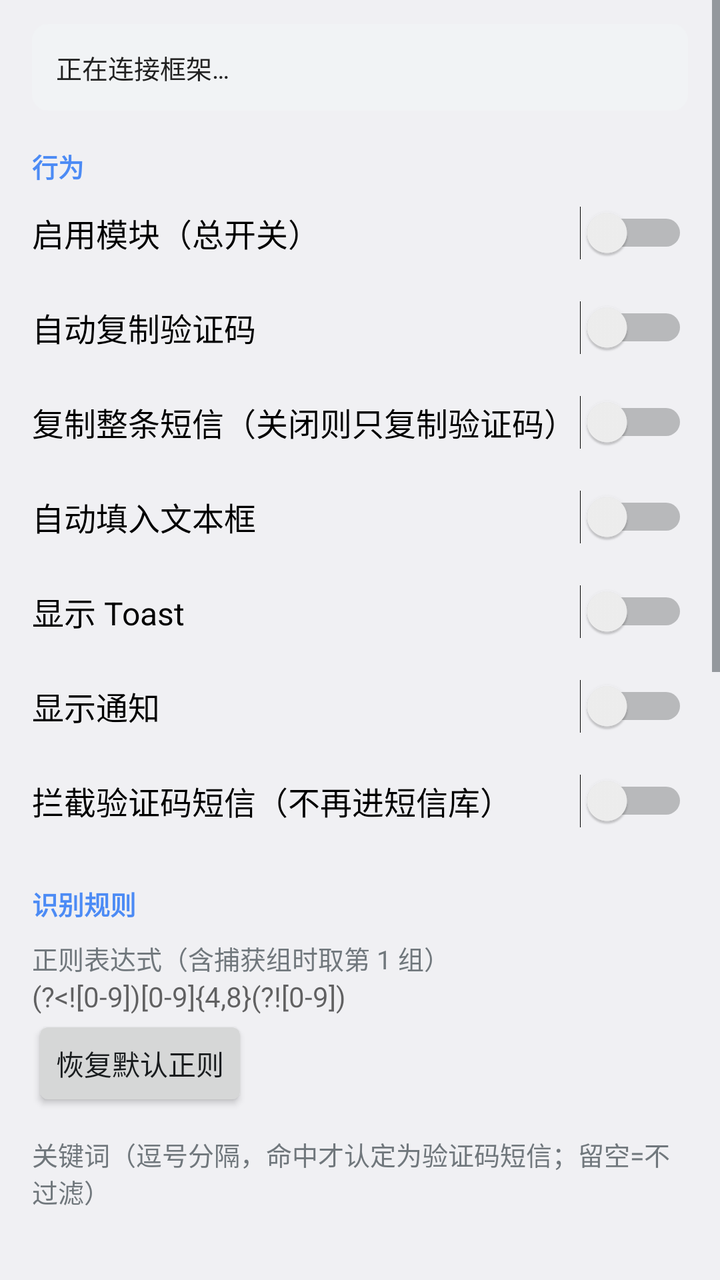
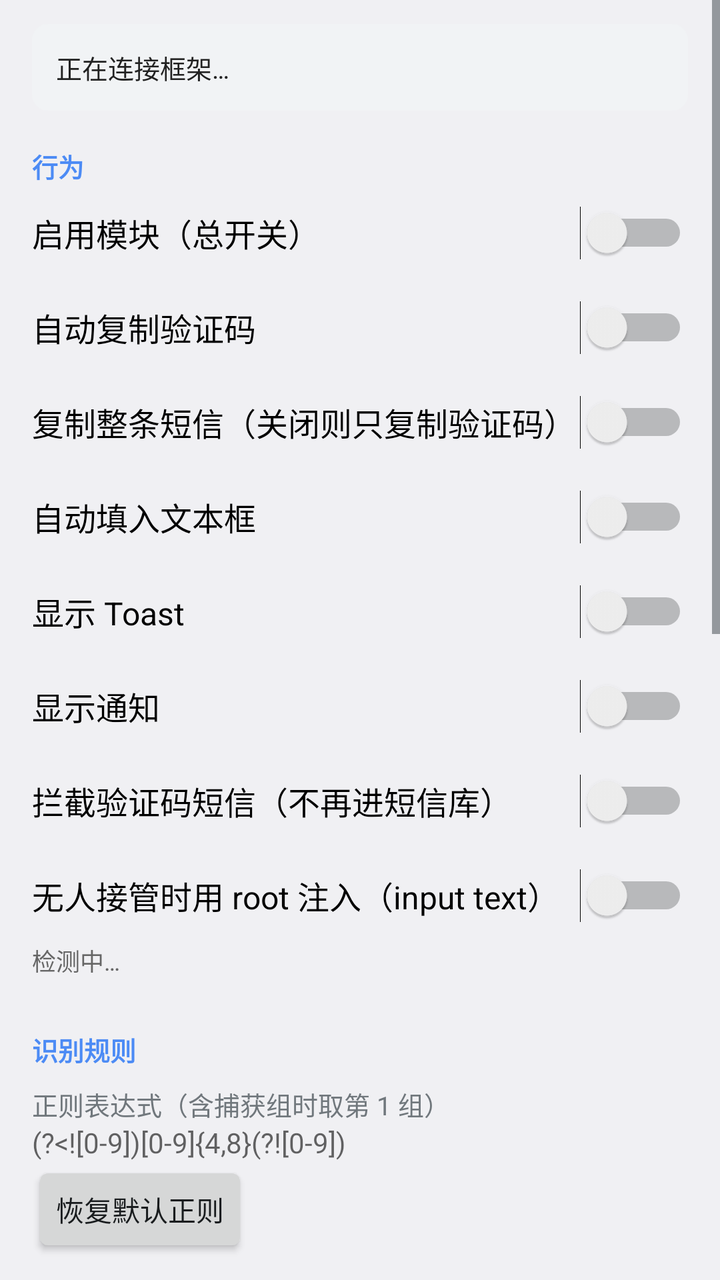

The first picture is an Android layout as it rendered before a commit; the second is the same layout after the commit. The layout source and the unified diff follow.
<!-- AndroidManifest.xml: application theme AppTheme -->
<!-- res/layout/activity_main.xml -->
<?xml version="1.0" encoding="utf-8"?>
<ScrollView xmlns:android="http://schemas.android.com/apk/res/android"
    android:layout_width="match_parent"
    android:layout_height="match_parent"
    android:fillViewport="true">

    <LinearLayout
        android:layout_width="match_parent"
        android:layout_height="wrap_content"
        android:orientation="vertical"
        android:paddingStart="16dp"
        android:paddingEnd="16dp"
        android:paddingTop="12dp"
        android:paddingBottom="32dp">

        <TextView
            android:id="@+id/tv_status"
            android:layout_width="match_parent"
            android:layout_height="wrap_content"
            android:background="@drawable/bg_status"
            android:padding="12dp"
            android:text="正在连接框架…"
            android:textColor="#FF222222"
            android:textSize="13sp" />

        <TextView
            android:layout_width="match_parent"
            android:layout_height="wrap_content"
            android:layout_marginTop="18dp"
            android:text="行为"
            android:textColor="#FF4C8BF5"
            android:textSize="13sp"
            android:textStyle="bold" />

        <Switch
            android:id="@+id/sw_enabled"
            android:layout_width="match_parent"
            android:layout_height="wrap_content"
            android:paddingTop="12dp"
            android:paddingBottom="12dp"
            android:text="启用模块（总开关）"
            android:textSize="16sp" />

        <Switch
            android:id="@+id/sw_auto_copy"
            android:layout_width="match_parent"
            android:layout_height="wrap_content"
            android:paddingTop="12dp"
            android:paddingBottom="12dp"
            android:text="自动复制验证码"
            android:textSize="16sp" />

        <Switch
            android:id="@+id/sw_copy_full"
            android:layout_width="match_parent"
            android:layout_height="wrap_content"
            android:paddingTop="12dp"
            android:paddingBottom="12dp"
            android:text="复制整条短信（关闭则只复制验证码）"
            android:textSize="16sp" />

        <Switch
            android:id="@+id/sw_auto_fill"
            android:layout_width="match_parent"
            android:layout_height="wrap_content"
            android:paddingTop="12dp"
            android:paddingBottom="12dp"
            android:text="自动填入文本框"
            android:textSize="16sp" />

        <Switch
            android:id="@+id/sw_toast"
            android:layout_width="match_parent"
            android:layout_height="wrap_content"
            android:paddingTop="12dp"
            android:paddingBottom="12dp"
            android:text="显示 Toast"
            android:textSize="16sp" />

        <Switch
            android:id="@+id/sw_notification"
            android:layout_width="match_parent"
            android:layout_height="wrap_content"
            android:paddingTop="12dp"
            android:paddingBottom="12dp"
            android:text="显示通知"
            android:textSize="16sp" />

        <Switch
            android:id="@+id/sw_block"
            android:layout_width="match_parent"
            android:layout_height="wrap_content"
            android:paddingTop="12dp"
            android:paddingBottom="12dp"
            android:text="拦截验证码短信（不再进短信库）"
            android:textSize="16sp" />

        <TextView
            android:layout_width="match_parent"
            android:layout_height="wrap_content"
            android:layout_marginTop="18dp"
            android:text="识别规则"
            android:textColor="#FF4C8BF5"
            android:textSize="13sp"
            android:textStyle="bold" />

        <TextView
            android:layout_width="match_parent"
            android:layout_height="wrap_content"
            android:layout_marginTop="8dp"
            android:text="正则表达式（含捕获组时取第 1 组）"
            android:textSize="13sp" />

        <EditText
            android:id="@+id/et_regex"
            android:layout_width="match_parent"
            android:layout_height="wrap_content"
            android:hint="(?&lt;![0-9])[0-9]{4,8}(?![0-9])"
            android:inputType="textNoSuggestions"
            android:textSize="14sp" />

        <Button
            android:id="@+id/btn_regex_reset"
            style="?android:attr/buttonStyleSmall"
            android:layout_width="wrap_content"
            android:layout_height="wrap_content"
            android:text="恢复默认正则" />

        <TextView
            android:layout_width="match_parent"
            android:layout_height="wrap_content"
            android:layout_marginTop="12dp"
            android:text="关键词（逗号分隔，命中才认定为验证码短信；留空=不过滤）"
            android:textSize="13sp" />

        <EditText
            android:id="@+id/et_keywords"
            android:layout_width="match_parent"
            android:layout_height="wrap_content"
            android:inputType="textMultiLine|textNoSuggestions"
            android:minLines="2"
            android:textSize="14sp" />

        <Button
            android:id="@+id/btn_keywords_reset"
            style="?android:attr/buttonStyleSmall"
            android:layout_width="wrap_content"
            android:layout_height="wrap_content"
            android:text="恢复默认关键词" />

        <TextView
            android:layout_width="match_parent"
            android:layout_height="wrap_content"
            android:layout_marginTop="12dp"
            android:text="排除的应用包名（逗号分隔，这些应用不复制/不填入）"
            android:textSize="13sp" />

        <EditText
            android:id="@+id/et_blacklist"
            android:layout_width="match_parent"
            android:layout_height="wrap_content"
            android:hint="com.example.app1, com.example.app2"
            android:inputType="textMultiLine|textNoSuggestions"
            android:minLines="2"
            android:textSize="14sp" />

        <TextView
            android:layout_width="match_parent"
            android:layout_height="wrap_content"
            android:layout_marginTop="18dp"
            android:text="规则测试"
            android:textColor="#FF4C8BF5"
            android:textSize="13sp"
            android:textStyle="bold" />

        <EditText
            android:id="@+id/et_test"
            android:layout_width="match_parent"
            android:layout_height="wrap_content"
            android:layout_marginTop="8dp"
            android:hint="粘贴一条短信正文，例如：您的验证码是 884219，5 分钟内有效。"
            android:inputType="textMultiLine|textNoSuggestions"
            android:minLines="3"
            android:textSize="14sp" />

        <Button
            android:id="@+id/btn_test"
            style="?android:attr/buttonStyleSmall"
            android:layout_width="wrap_content"
            android:layout_height="wrap_content"
            android:text="测试提取" />

        <TextView
            android:id="@+id/tv_result"
            android:layout_width="match_parent"
            android:layout_height="wrap_content"
            android:layout_marginTop="8dp"
            android:text=""
            android:textSize="14sp"
            android:textStyle="bold" />

        <TextView
            android:layout_width="match_parent"
            android:layout_height="wrap_content"
            android:layout_marginTop="24dp"
            android:lineSpacingExtra="4dp"
            android:text="使用说明：\n1. 在 LSPosed 中启用本模块，作用域勾选「系统框架」与「电话/Phone」，然后重启或软重启。\n2. 修改配置后需要重新打开一次本应用，或等待通知配置刷新；大部分情况下立即可用。\n3. 短信在 com.android.phone 进程解析，复制/Toast/通知/填入在前台 App 进程执行；若当时没有前台 App，则由电话进程兜底复制并通知。\n4. Android 13+ 上通知由前台 App 自己发出，若该 App 未授予通知权限，会自动改由电话进程代发。\n5. 拦截会在短信分发前丢弃该短信，请谨慎开启。"
            android:textColor="#FF666666"
            android:textSize="12sp" />

    </LinearLayout>
</ScrollView>
<!-- resources referenced by this layout -->
<resources>
  <!-- drawable bg_status (drawable) -->
  <?xml version="1.0" encoding="utf-8"?>
  <shape xmlns:android="http://schemas.android.com/apk/res/android"
      android:shape="rectangle">
      <solid android:color="#FFF1F3F5" />
      <corners android:radius="8dp" />
  </shape>
  <style name="AppTheme" parent="@android:style/Theme.DeviceDefault.DayNight" />
</resources>

<!-- the commit's change to res/layout/activity_main.xml (unified diff, before → after) -->
@@ -95,6 +95,24 @@
             android:text="拦截验证码短信（不再进短信库）"
             android:textSize="16sp" />
 
+        <Switch
+            android:id="@+id/sw_root_fill"
+            android:layout_width="match_parent"
+            android:layout_height="wrap_content"
+            android:paddingTop="12dp"
+            android:paddingBottom="12dp"
+            android:text="无人接管时用 root 注入（input text）"
+            android:textSize="16sp" />
+
+        <TextView
+            android:id="@+id/tv_root_hint"
+            android:layout_width="match_parent"
+            android:layout_height="wrap_content"
+            android:paddingBottom="8dp"
+            android:text="检测中…"
+            android:textColor="#FF666666"
+            android:textSize="12sp" />
+
         <TextView
             android:layout_width="match_parent"
             android:layout_height="wrap_content"
